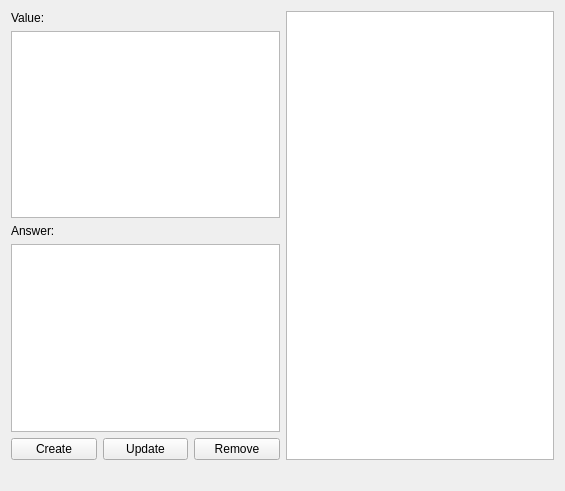
First picture: the form in Views/questionview.ui, repository ArkadiuszStanislawLega/Flashcards_Qt, before the edit.
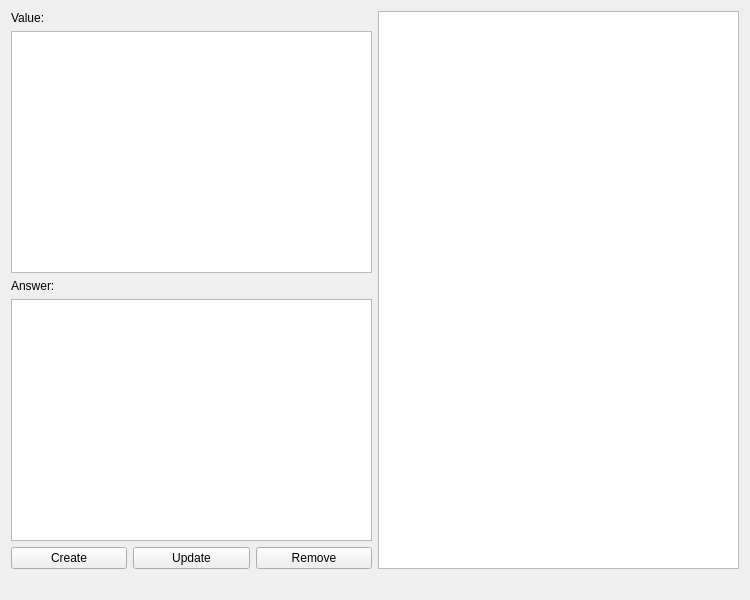
Second picture: the form after the edit.

What changed in the file:
```diff
--- a/Views/questionview.ui
+++ b/Views/questionview.ui
@@ -6,8 +6,8 @@
    <rect>
     <x>0</x>
     <y>0</y>
-    <width>565</width>
-    <height>491</height>
+    <width>750</width>
+    <height>600</height>
    </rect>
   </property>
   <property name="windowTitle">
```
